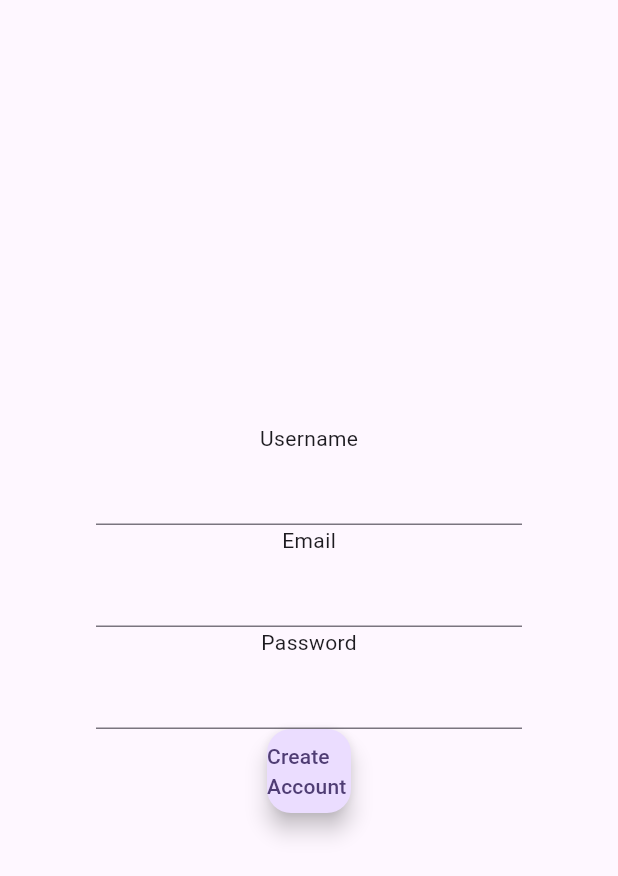
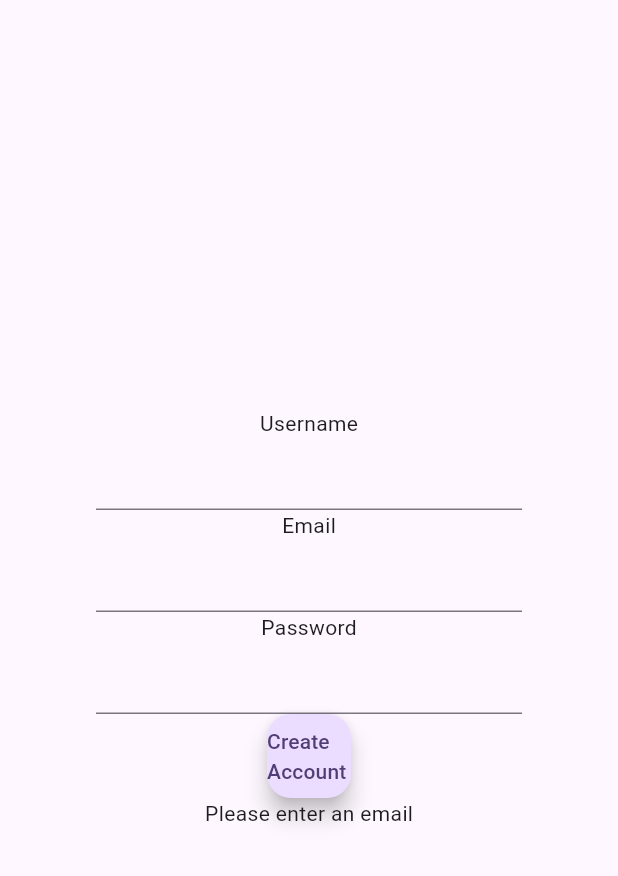
Before and after one commit to csdawso4/steam_wishlist_manager, a Flutter app: the CreateAccountView screen opened directly, after a tap on "Create Account", on a phone screen of 412 x 824 dp. Shown: the top 876 px of the screen. Run offline on Flutter 3.47's test engine with Material 3 defaults, Android fonts, the phone set to English and light mode, and no system bars; our stand-ins replace firebase_auth, firebase_core, supabase_flutter; accounts and stored records are empty.

Commit message:
extracting database and firebase operations into repo files. adding error catching for sign in and account creation

```diff
--- a/lib/data/models/SWMUser.dart
+++ b/lib/data/models/SWMUser.dart
@@ -0,0 +1,7 @@
+class SWMUser {
+  SWMUser({required this.uid, required this.email, required this.username, required this.firebaseIDs});
+  String uid;
+  String email;
+  String username;
+  List<String> firebaseIDs;
+}
--- a/lib/data/repositories/DatabaseRepo.dart
+++ b/lib/data/repositories/DatabaseRepo.dart
@@ -0,0 +1,28 @@
+import '../models/SWMUser.dart';
+import 'package:supabase_flutter/supabase_flutter.dart' hide User;
+
+class DatabaseRepo {
+  static final supabase = Supabase.instance.client;
+
+  static Future<SWMUser> getUser(String uid) async {
+    final response = await supabase.from("users").select("*").eq("uid", uid);
+    Map<String, dynamic> userMap = response[0];
+    return SWMUser(
+        uid: userMap["uid"],
+        email: userMap["email"],
+        username: userMap["username"],
+        //TODO fix this error: "Unhandled Exception: type 'List<dynamic>' is not a subtype of type 'List<String>'"
+        firebaseIDs: List<String>.from(userMap["firebaseids"])
+    );
+  }
+
+  static Future<SWMUser> createUser(String uid, String email, String username) async {
+    await supabase.from("users").insert({"uid": uid, "username": username, "email": email, "firebaseids": []});
+    return SWMUser(
+        uid: uid,
+        email: email,
+        username: username,
+        firebaseIDs: []
+    );
+  }
+}
--- a/lib/data/repositories/FirebaseRepo.dart
+++ b/lib/data/repositories/FirebaseRepo.dart
@@ -0,0 +1,23 @@
+import 'package:firebase_auth/firebase_auth.dart';
+
+class FirebaseRepo {
+  static final firebase = FirebaseAuth.instance;
+
+  static Future<UserCredential> signIn(String email, String password) async {
+    return await firebase.signInWithEmailAndPassword(
+      email: email,
+      password: password,
+    );
+  }
+
+  static Future<UserCredential> createAccount(String email, String password) async {
+    return await firebase.createUserWithEmailAndPassword(
+      email: email,
+      password: password,
+    );
+  }
+
+  static signOut() async {
+    firebase.signOut();
+  }
+}
--- a/lib/main.dart
+++ b/lib/main.dart
@@ -5,6 +5,8 @@ import 'package:steam_wishlist_manager/ui/SignIn/SignInView.dart';
 import 'package:steam_wishlist_manager/ui/SignIn/SignInViewModel.dart';
 import 'package:steam_wishlist_manager/ui/Wishlist/WishlistView.dart';
 import 'package:steam_wishlist_manager/ui/Wishlist/WishlistViewModel.dart';
+import 'data/models/SWMUser.dart';
+import 'data/repositories/DatabaseRepo.dart';
 import 'firebase_options.dart';
 import 'package:supabase_flutter/supabase_flutter.dart' hide User;
 
@@ -15,7 +17,11 @@ Future<void> main() async {
     url: 'https://omwsjuhjvdtrumtxrbdc.supabase.co',
     anonKey: 'sb_publishable_-iBJqiDtWU5phXmV4ZBJYA_R2cEVn_n',
   );
-  FirebaseAuth.instance.authStateChanges().listen((User? user) {
+  FirebaseAuth.instance.authStateChanges().listen((User? firebaseUser) async {
+    SWMUser? user;
+    if (firebaseUser != null) {
+      user = await DatabaseRepo.getUser(firebaseUser.uid);
+    }
     runApp(MyApp(user: user));
   });
 }
@@ -23,7 +29,7 @@ Future<void> main() async {
 class MyApp extends StatelessWidget {
   const MyApp({super.key, required this.user});
 
-  final User? user;
+  final SWMUser? user;
 
   @override
   Widget build(BuildContext context) {
--- a/lib/ui/CreateAccount/CreateAccountView.dart
+++ b/lib/ui/CreateAccount/CreateAccountView.dart
@@ -16,16 +16,30 @@ class CreateAccountView extends StatelessWidget {
             mainAxisAlignment: MainAxisAlignment.center,
             children: [
               Text("Username"),
-              TextField(onChanged: (username) => {createAccountVM.setUsername(username)}),
+              TextField(
+                onChanged: (username) => {
+                  createAccountVM.setUsername(username),
+                },
+              ),
               Text("Email"),
-              TextField(onChanged: (email) => {createAccountVM.setEmail(email)}),
+              TextField(
+                onChanged: (email) => {createAccountVM.setEmail(email)},
+              ),
               Text("Password"),
               TextField(
-                onChanged: (password) => {createAccountVM.setPassword(password)},
+                onChanged: (password) => {
+                  createAccountVM.setPassword(password),
+                },
               ),
               FloatingActionButton(
                 onPressed: () => {createAccountVM.createAccount(context)},
                 child: Text("Create Account"),
+              ),
+              ListenableBuilder(
+                listenable: createAccountVM,
+                builder: (BuildContext context, Widget? child) {
+                  return Text(createAccountVM.errorMsg ?? "");
+                },
               ),
             ],
           ),
--- a/lib/ui/CreateAccount/CreateAccountViewModel.dart
+++ b/lib/ui/CreateAccount/CreateAccountViewModel.dart
@@ -1,31 +1,63 @@
 import 'package:firebase_auth/firebase_auth.dart';
 import 'package:flutter/material.dart';
-import 'package:supabase_flutter/supabase_flutter.dart' hide User;
+import '../../data/models/SWMUser.dart';
+import '../../data/repositories/DatabaseRepo.dart';
+import '../../data/repositories/FirebaseRepo.dart';
 import '../Wishlist/WishlistView.dart';
 import '../Wishlist/WishlistViewModel.dart';
 
 class CreateAccountViewModel extends ChangeNotifier {
-  String? username, email, password;
+  String? username, email, password, errorMsg;
 
   Future<void> createAccount(BuildContext context) async {
     try {
-      UserCredential cred = await FirebaseAuth.instance.createUserWithEmailAndPassword(
-        email: email ?? "",
-        password: password ?? "",
-      );
+      debugPrint("create account button pressed");
+      if (emailPasswordUsernameAreValid()) {
+        debugPrint("stuff was valid");
+        UserCredential cred = await FirebaseRepo.createAccount(email!, password!);
+        if (cred.user != null) {
+          SWMUser user = await DatabaseRepo.createUser(cred.user!.uid, email!, username!);
+          Navigator.pushReplacement(
+            context,
+            MaterialPageRoute(builder: (context) =>
+                WishlistView(wishlistVM: WishlistViewModel(user: user))),
+          );
+        }
+      }
+    } on FirebaseAuthException catch (e) {
+      if (e.code == "email-already-in-use") {
+        errorMsg = "Email is already in use";
+      } else {
+        errorMsg = "An error occured while trying to create your account";
+        debugPrint("FirebaseAuthException: ${e.message}, ${e.code}");
+      }
+      notifyListeners();
+    }
+  }
 
-      if (cred.user != null) {
-        // create account with database
-        final supabase = Supabase.instance.client;
-        await supabase.from("users").insert({"userid": cred.user!.uid, "username": username, "email": email, "firebaseids": []});
-
-        Navigator.pushReplacement(
-          context,
-          MaterialPageRoute(builder: (context) =>
-              WishlistView(wishlistVM: WishlistViewModel(user: cred.user!))),
-        );
-      }
-    } on FirebaseAuthException catch (e) {}
+  bool emailPasswordUsernameAreValid() {
+    if (email == null || email!.isEmpty) {
+      errorMsg = "Please enter an email";
+    } else if (password == null || password!.isEmpty) {
+      errorMsg = "Please enter a password";
+    } else if (username == null || username!.isEmpty) {
+      errorMsg = "Please enter a username";
+    } else if (!RegExp(r'\w+@\w+\.\w+').hasMatch(email!)) {
+      errorMsg = "Please enter a valid email";
+    } else if (password!.length < 6
+        || !password!.contains(RegExp(r'[A-Z]'))
+        || !password!.contains(RegExp(r'[a-z]'))
+        || !password!.contains(RegExp(r'[0-9]'))) {
+      errorMsg = "Please enter a valid password: 6+ characters, at least one lowercase letter, one uppercase letter, and one number";
+    } else if (username!.length < 3) {
+      errorMsg = "Please enter a valid username: 3+ characters";
+    } else {
+      errorMsg = null;
+      notifyListeners();
+      return true;
+    }
+    notifyListeners();
+    return false;
   }
 
   void setUsername(String username) {
--- a/lib/ui/SignIn/SignInView.dart
+++ b/lib/ui/SignIn/SignInView.dart
@@ -25,6 +25,12 @@ class SignInView extends StatelessWidget {
                 onPressed: () => {signInVM.signIn(context)},
                 child: Text("Sign In"),
               ),
+              ListenableBuilder(
+                listenable: signInVM,
+                builder: (BuildContext context, Widget? child) {
+                  return Text(signInVM.errorMsg ?? "");
+                },
+              ),
               SizedBox(height: 20),
               Text("Don't have an account?"),
               FloatingActionButton(
--- a/lib/ui/SignIn/SignInViewModel.dart
+++ b/lib/ui/SignIn/SignInViewModel.dart
@@ -2,37 +2,49 @@ import 'package:firebase_auth/firebase_auth.dart';
 import 'package:flutter/material.dart';
 import 'package:steam_wishlist_manager/ui/Wishlist/WishlistView.dart';
 import 'package:steam_wishlist_manager/ui/Wishlist/WishlistViewModel.dart';
+import '../../data/models/SWMUser.dart';
+import '../../data/repositories/DatabaseRepo.dart';
+import '../../data/repositories/FirebaseRepo.dart';
 import '../CreateAccount/CreateAccountView.dart';
 import '../CreateAccount/CreateAccountViewModel.dart';
 
 class SignInViewModel extends ChangeNotifier {
-  String? email, password;
+  String? email, password, errorMsg;
 
   Future<void> signIn(BuildContext context) async {
     try {
-      UserCredential cred = await FirebaseAuth.instance.signInWithEmailAndPassword(
-        email: email ?? "",
-        password: password ?? "",
-      );
+      if (emailAndPasswordAreValid()) {
+        UserCredential cred = await FirebaseRepo.signIn(email!, password!);
         if (cred.user != null) {
+          SWMUser user = await DatabaseRepo.getUser(cred.user!.uid);
           Navigator.pushReplacement(
             context,
             MaterialPageRoute(
-            builder: (context) => WishlistView(wishlistVM: WishlistViewModel(user: cred.user!)),
+              builder: (context) => WishlistView(wishlistVM: WishlistViewModel(user: user)),
             ),
           );
         }
+      }
     } on FirebaseAuthException catch (e) {
-      if (e.code == 'user-not-found') {
-        debugPrint('No user found for that email.');
-      } else if (e.code == 'wrong-password') {
-        debugPrint('Wrong password provided for that user.');
+      errorMsg = "Incorrect email or password";
+      notifyListeners();
+    }
+  }
+
+  bool emailAndPasswordAreValid() {
+    if (email == null || email!.isEmpty) {
+      errorMsg = "Please enter an email";
+    } else if (password == null || password!.isEmpty) {
+      errorMsg = "Please enter a password";
+    } else if (!RegExp(r'\w+@\w+\.\w+').hasMatch(email!)) {
+      errorMsg = "Please enter a valid email";
     } else {
-        debugPrint('FirebaseAuthException: ${e.message}');
+      errorMsg = null;
+      notifyListeners();
+      return true;
     }
-    } on Exception catch (e) {
-      debugPrint('Caught error: ${e.toString()}');
-    }
+    notifyListeners();
+    return false;
   }
 
   Future<void> goToCreateAccount(BuildContext context) async {
--- a/lib/ui/Wishlist/WishlistView.dart
+++ b/lib/ui/Wishlist/WishlistView.dart
@@ -15,6 +15,8 @@ class WishlistView extends StatelessWidget {
           child: Column(
             mainAxisAlignment: MainAxisAlignment.center,
             children: [
+              Text("Welcome ${wishlistVM.user.username}!"),
+              SizedBox(height: 20),
               Text("<WISHLIST>"),
               SizedBox(height: 20),
               FloatingActionButton(
--- a/lib/ui/Wishlist/WishlistViewModel.dart
+++ b/lib/ui/Wishlist/WishlistViewModel.dart
@@ -1,16 +1,18 @@
 import 'package:firebase_auth/firebase_auth.dart';
 import 'package:flutter/material.dart';
 import 'package:steam_wishlist_manager/ui/SignIn/SignInView.dart';
+import '../../data/models/SWMUser.dart';
+import '../../data/repositories/FirebaseRepo.dart';
 import '../SignIn/SignInViewModel.dart';
 
 class WishlistViewModel extends ChangeNotifier {
   WishlistViewModel({required this.user});
 
-  final User user;
+  final SWMUser user;
 
   Future<void> signOut(BuildContext context) async {
     try {
-      FirebaseAuth.instance.signOut();
+      FirebaseRepo.signOut();
       Navigator.pushReplacement(
         context,
         MaterialPageRoute(
```
Lines whose indentation alone changed are shown as unchanged.
